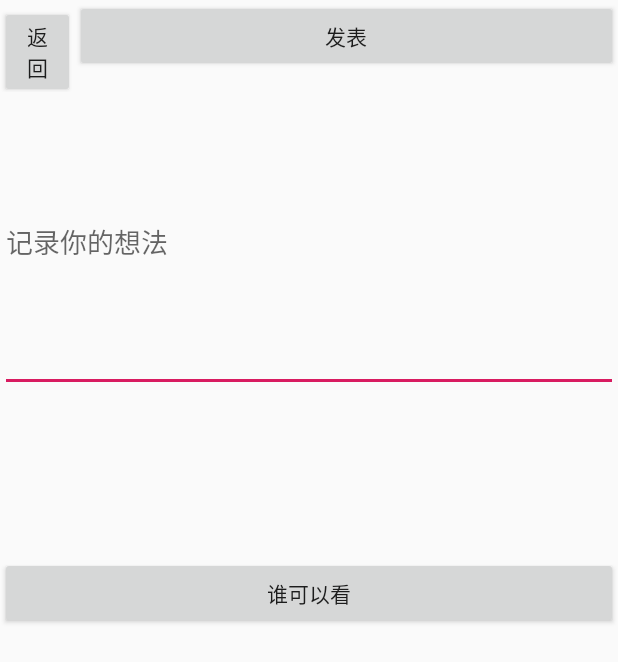
After one commit to egoistor/ycy, an Android app: the layout activity_eidt.xml on its own in the app's theme, with its tools: preview values and no code run, on a phone screen of 412 x 824 dp. The commit adds this screen. Shown: the top 662 px of the screen. Run offline under Robolectric (Android 15) with nearby library versions, the phone set to English and light mode, and no system bars.

Commit message:
完成了图片的插入，界面还需要美化

```diff
--- a/app/build.gradle
+++ b/app/build.gradle
@@ -4,7 +4,7 @@ android {
     compileSdkVersion 28
     defaultConfig {
         applicationId "com.example.ycy"
-        minSdkVersion 28
+        minSdkVersion 21
         targetSdkVersion 28
         versionCode 1
         versionName "1.0"
@@ -23,6 +23,7 @@ dependencies {
     implementation 'com.android.support:appcompat-v7:28.0.0-rc02'
     implementation 'com.android.support.constraint:constraint-layout:1.1.3'
     implementation 'com.android.support:support-v4:28.0.0-rc02'
+    implementation 'com.android.support:design:28.+'
     testImplementation 'junit:junit:4.12'
     androidTestImplementation 'com.android.support.test:runner:1.0.2'
     androidTestImplementation 'com.android.support.test.espresso:espresso-core:3.0.2'
--- /dev/null
+++ b/app/src/main/res/layout/activity_eidt.xml
@@ -0,0 +1,40 @@
+<?xml version="1.0" encoding="utf-8"?>
+<android.support.design.widget.CoordinatorLayout xmlns:android="http://schemas.android.com/apk/res/android"
+    xmlns:app="http://schemas.android.com/apk/res-auto"
+    xmlns:tools="http://schemas.android.com/tools"
+    android:layout_width="match_parent"
+    android:layout_height="match_parent"
+    tools:context=".activity.EditActivity">
+
+    <LinearLayout
+        android:layout_width="match_parent"
+        android:layout_height="match_parent"
+        android:orientation="vertical">
+
+        <include layout="@layout/title_activity_edit" />
+
+        <EditText
+            android:id="@+id/activity_edit_editText"
+            android:layout_width="match_parent"
+            android:layout_height="200dp"
+            android:hint="记录你的想法"/>
+
+        <ImageView
+            android:id="@+id/gallery_button"
+            android:layout_width="100dp"
+            android:layout_height="100dp"
+            android:layout_marginTop="10dp"
+            android:clickable="true" />
+
+
+        <Button
+            android:id="@+id/activity_edit_chooseType"
+            android:layout_width="match_parent"
+            android:text="谁可以看"
+            android:layout_height="wrap_content" />
+
+
+    </LinearLayout>
+
+
+</android.support.design.widget.CoordinatorLayout>
--- /dev/null
+++ b/app/src/main/res/layout/title_activity_edit.xml
@@ -0,0 +1,20 @@
+<?xml version="1.0" encoding="utf-8"?>
+<LinearLayout xmlns:android="http://schemas.android.com/apk/res/android"
+    android:layout_width="match_parent"
+    android:layout_height="wrap_content">
+
+    <Button
+        android:text="返回"
+        android:id="@+id/activity_edit_back"
+        android:layout_width="50dp"
+        android:layout_height="wrap_content" />
+
+    <Button
+        android:text="发表"
+        android:id="@+id/activity_edit_finish"
+        android:layout_width="80dp"
+        android:layout_marginRight="0dp"
+        android:layout_weight="1"
+        android:layout_height="wrap_content" />
+
+</LinearLayout>
--- /dev/null
+++ b/app/src/main/res/values/dimens.xml
@@ -0,0 +1,3 @@
+<resources>
+    <dimen name="fab_margin">16dp</dimen>
+</resources>
--- a/app/src/main/res/values/strings.xml
+++ b/app/src/main/res/values/strings.xml
@@ -3,4 +3,5 @@
 
     <!-- TODO: Remove or change this placeholder text -->
     <string name="hello_blank_fragment">Hello blank fragment</string>
+    <string name="title_activity_eidt">EidtActivity</string>
 </resources>
--- a/app/src/main/res/values/styles.xml
+++ b/app/src/main/res/values/styles.xml
@@ -8,4 +8,13 @@
         <item name="colorAccent">@color/colorAccent</item>
     </style>
 
+    <style name="AppTheme.NoActionBar">
+        <item name="windowActionBar">false</item>
+        <item name="windowNoTitle">true</item>
+    </style>
+
+    <style name="AppTheme.AppBarOverlay" parent="ThemeOverlay.AppCompat.Dark.ActionBar" />
+
+    <style name="AppTheme.PopupOverlay" parent="ThemeOverlay.AppCompat.Light" />
+
 </resources>
```
Also changed, not shown: app/src/main/AndroidManifest.xml (+15 -1 lines), app/src/main/java/com/example/ycy/Utils/ImageTools.java (added, +82 -0 lines), app/src/main/java/com/example/ycy/activity/EditActivity.java (added, +176 -0 lines), app/src/main/java/com/example/ycy/activity/MainActivity.java (+11 -0 lines), app/src/main/res/layout/activity_main.xml (+4 -8 lines).
